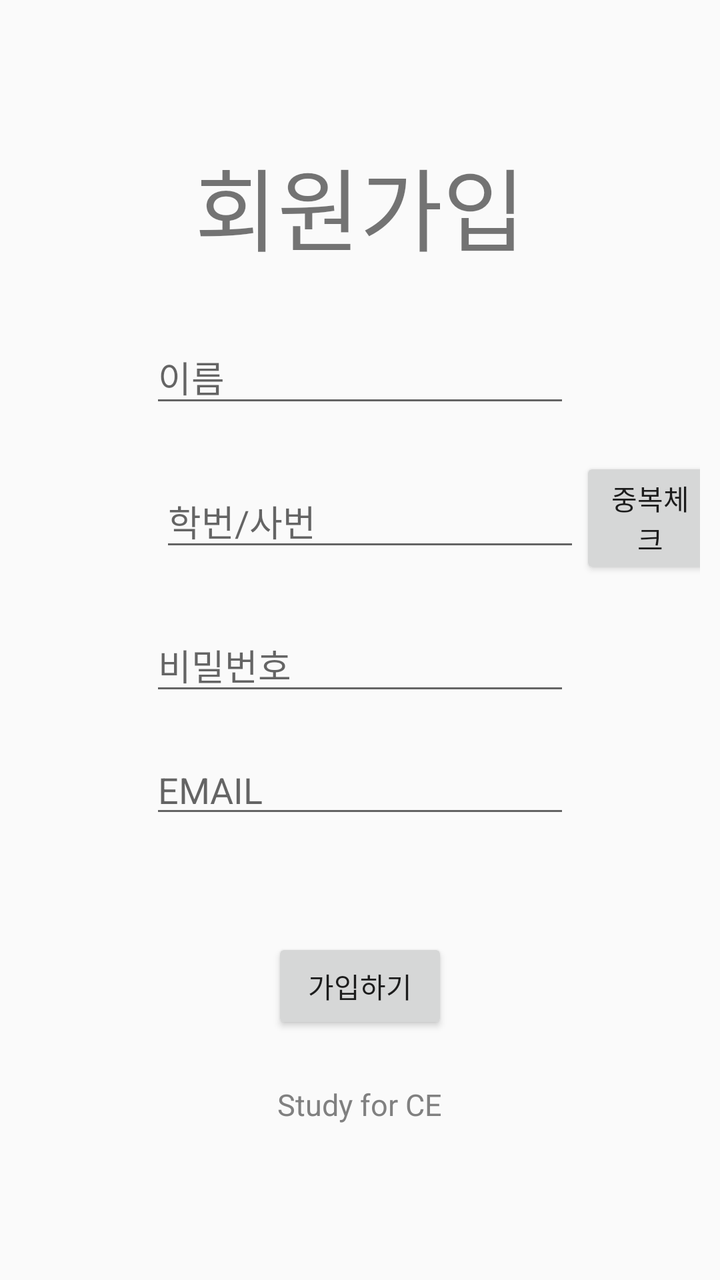
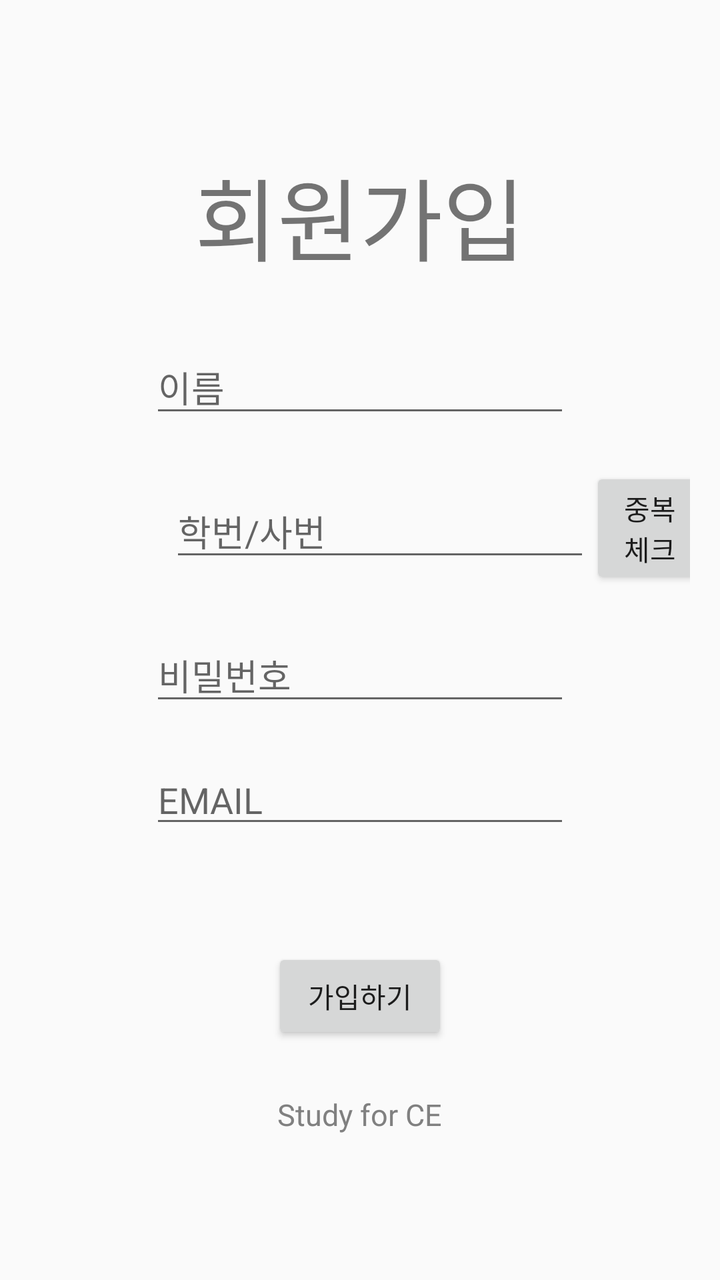

Screens rendered from an Android XML layout before and after an edit, with the pre-edit source and the edit as a unified diff.
<!-- AndroidManifest.xml: application theme Theme.AppCompat.Light.DarkActionBar -->
<!-- res/layout/activity_sign.xml -->
<?xml version="1.0" encoding="utf-8"?>
<LinearLayout xmlns:android="http://schemas.android.com/apk/res/android"
    android:layout_width="match_parent"
    android:layout_height="match_parent"
    xmlns:tools="http://schemas.android.com/tools"
    android:layout_gravity="center"
    android:orientation="vertical"
    android:padding="10dp"
    tools:context=".Sign">

    <TextView
        android:layout_gravity="center"
        android:layout_width="wrap_content"
        android:layout_height="wrap_content"
        android:text="회원가입"
        android:textSize="45sp"
        android:padding="10dp"
        android:layout_marginTop="50dp"
        android:layout_marginBottom="20dp"
        />


    <EditText
        android:layout_gravity="center"
        android:id="@+id/si_n"
        android:layout_width="wrap_content"
        android:layout_height="wrap_content"
        android:ems="10"
        android:hint="이름"
        android:inputType="textPersonName"
        android:layout_marginBottom="10dp"
        />
    <LinearLayout
        android:layout_width="wrap_content"
        android:layout_height="wrap_content"
        android:layout_gravity="center"
        android:layout_marginLeft="40dp"
        android:layout_marginBottom="10dp"
        android:padding="10dp"
        >
    <EditText
        android:layout_gravity="center"
        android:id="@+id/si_id"
        android:layout_width="wrap_content"
        android:layout_height="wrap_content"
        android:ems="10"
        android:hint="학번/사번"
        android:inputType="textPersonName"
        />
        <Button
            android:layout_gravity="center"
            android:id="@+id/btn1_idc"
            android:layout_width="wrap_content"
            android:layout_height="wrap_content"
            android:text="중복체크"/>
    </LinearLayout>

    <EditText
        android:layout_gravity="center"
        android:id="@+id/si_pw"
        android:layout_width="wrap_content"
        android:layout_height="wrap_content"
        android:ems="10"
        android:hint="비밀번호"
        android:inputType="textPassword"
        android:layout_marginBottom="20dp"

        />

    <EditText
        android:layout_gravity="center"
        android:id="@+id/si_email"
        android:layout_width="wrap_content"
        android:layout_height="wrap_content"
        android:ems="10"
        android:hint="EMAIL "
        android:inputType="textEmailAddress"
        android:layout_marginBottom="25dp"
        />


    <Button
        android:layout_gravity="center"
        android:id="@+id/btn1_sign"
        android:layout_width="wrap_content"
        android:layout_height="wrap_content"
        android:layout_marginTop="30dp"
        android:text="가입하기"/>

    <TextView
        android:layout_gravity="center"
        android:layout_width="wrap_content"
        android:layout_height="wrap_content"
        android:text="Study for CE"
        android:textSize="15sp"
        android:padding="10dp"
        android:layout_marginTop="15dp"
        android:layout_marginBottom="20dp"
        android:textColor="#808080"
        />

</LinearLayout>
<!-- resources referenced by this layout -->
<resources>

</resources>

<!-- the commit's change to res/layout/activity_sign.xml (unified diff, before → after) -->
@@ -5,7 +5,7 @@
     xmlns:tools="http://schemas.android.com/tools"
     android:layout_gravity="center"
     android:orientation="vertical"
-    android:padding="10dp"
+    android:padding="15dp"
     tools:context=".Sign">
 
     <TextView
@@ -21,38 +21,38 @@
 
 
     <EditText
-        android:layout_gravity="center"
         android:id="@+id/si_n"
         android:layout_width="wrap_content"
         android:layout_height="wrap_content"
+        android:layout_gravity="center"
+        android:layout_marginBottom="10dp"
         android:ems="10"
         android:hint="이름"
-        android:inputType="textPersonName"
-        android:layout_marginBottom="10dp"
-        />
+        android:inputType="textPersonName" />
+
     <LinearLayout
         android:layout_width="wrap_content"
         android:layout_height="wrap_content"
         android:layout_gravity="center"
         android:layout_marginLeft="40dp"
         android:layout_marginBottom="10dp"
-        android:padding="10dp"
-        >
-    <EditText
-        android:layout_gravity="center"
-        android:id="@+id/si_id"
-        android:layout_width="wrap_content"
-        android:layout_height="wrap_content"
-        android:ems="10"
-        android:hint="학번/사번"
-        android:inputType="textPersonName"
-        />
+        android:padding="10dp">
+
+        <EditText
+            android:id="@+id/si_id"
+            android:layout_width="wrap_content"
+            android:layout_height="wrap_content"
+            android:layout_gravity="center"
+            android:ems="10"
+            android:hint="학번/사번"
+            android:inputType="textPersonName" />
+
         <Button
-            android:layout_gravity="center"
             android:id="@+id/btn1_idc"
             android:layout_width="wrap_content"
             android:layout_height="wrap_content"
-            android:text="중복체크"/>
+            android:layout_gravity="center"
+            android:text="중복체크" />
     </LinearLayout>
 
     <EditText
@@ -98,5 +98,4 @@
         android:layout_marginBottom="20dp"
         android:textColor="#808080"
         />
-
 </LinearLayout>
